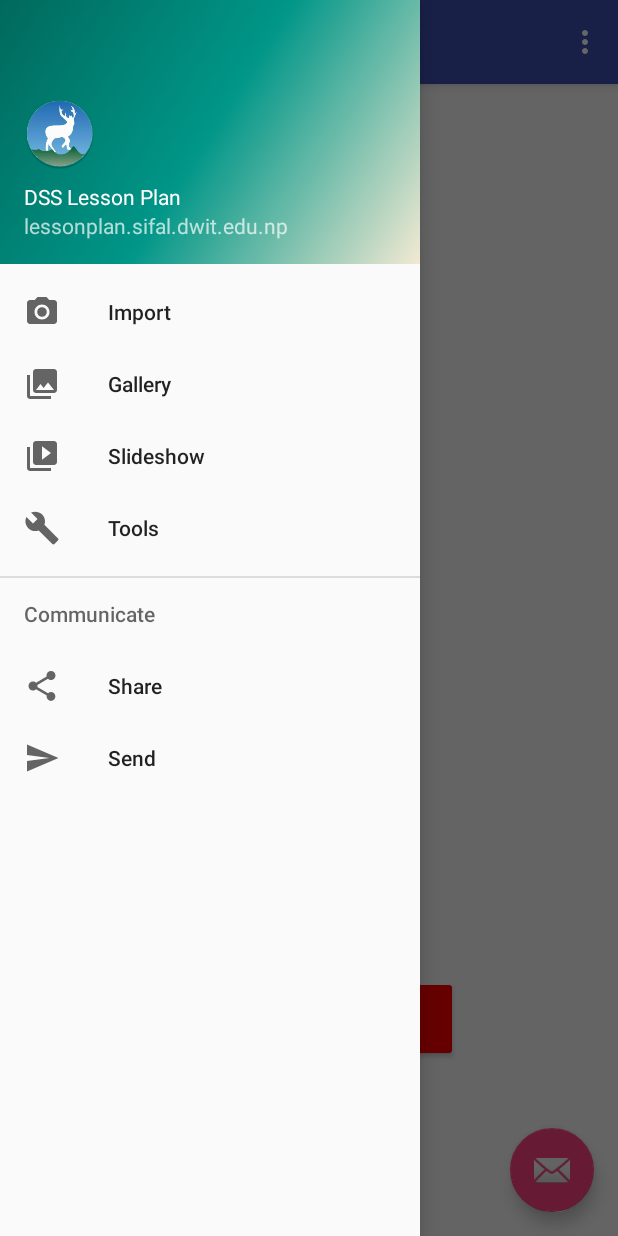
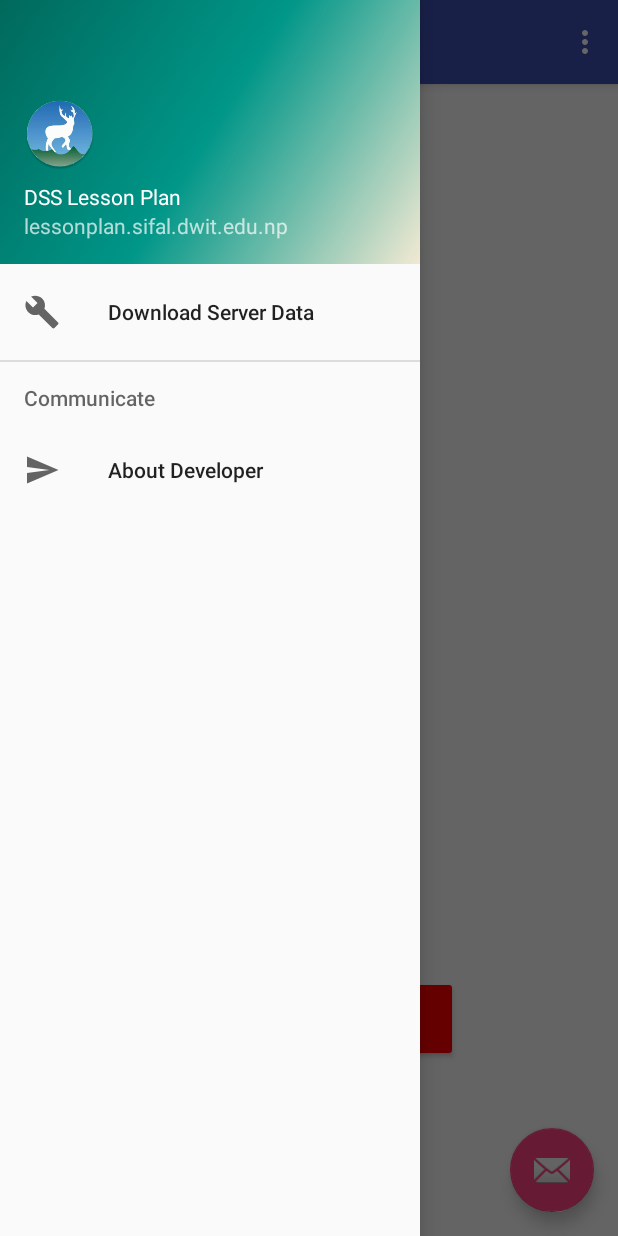
Before and after one commit to bhandarisaurav/DSSLessonPlan, an Android app: the screen it shows after launch (MainActivity), with the side drawer open, on a phone screen of 412 x 824 dp. Run offline under Robolectric (Android 15) with nearby library versions, the phone set to English and light mode, and no system bars.

Commit message:
Blank Data showing fixed!!!

```diff
--- a/app/src/main/java/com/dss/lessonplan/about_us.java
+++ b/app/src/main/java/com/dss/lessonplan/about_us.java
@@ -20,13 +20,13 @@ public class about_us extends AppCompatActivity {
 
                 .isRTL(false)
                 .setImage(R.drawable.about_image)
-                .setDescription(" ")
+                .setDescription("This application is developed by Saurav Bhandari for use in Deerwalk Institute of Technology.\n" +
+                        "If you are in need of developer, reach me at 984300114 (saurav.bhandari@deerwalk.edu.np).\n Feel Free to Contact me.")
                 .addItem(new Element().setTitle("Version 6.2"))
                 .addGroup("Connect with us")
                 .addEmail("saurav.bhandari@deerwalk.edu.np")
                 .addWebsite("http://lessonplan.sifal.dwit.edu.np")
                 .addFacebook("sauravbh1")
-                .addTwitter("medyo80")
                 .addYoutube("UCmCfg6O8xUYz3VRHlpo6sBg")
                 .addInstagram("__sauravbhandari__")
                 .addGitHub("saurav529")
--- a/app/src/main/java/com/dss/lessonplan/database/DatabaseHelper.java
+++ b/app/src/main/java/com/dss/lessonplan/database/DatabaseHelper.java
@@ -44,7 +44,7 @@ public class DatabaseHelper extends SQLiteOpenHelper {
         onUpgrade(db, oldVersion, newVersion);
     }
 
-    public boolean insertData(LessonPlan lessonPlan) {
+    public void insertData(LessonPlan lessonPlan) {
         SQLiteDatabase sqLiteDatabase = this.getWritableDatabase();
         ContentValues contentValues = new ContentValues();
         contentValues.put("Class", lessonPlan.getAclass());
@@ -57,9 +57,8 @@ public class DatabaseHelper extends SQLiteOpenHelper {
         contentValues.put("Time", lessonPlan.getTime());
         contentValues.put("Date", lessonPlan.getDate());
 
-        long result = sqLiteDatabase.insertWithOnConflict(TABLE_NAME, null, contentValues, CONFLICT_REPLACE);
+        sqLiteDatabase.insertWithOnConflict(TABLE_NAME, null, contentValues, CONFLICT_REPLACE);
         sqLiteDatabase.close();
-        return result != -1;
     }
 
     public LessonPlan viewData(String aclass, String subject, String date) {
--- a/app/src/main/java/com/dss/lessonplan/utils/IP.java
+++ b/app/src/main/java/com/dss/lessonplan/utils/IP.java
@@ -2,6 +2,6 @@ package com.dss.lessonplan.utils;
 
 public class IP {
     public static String getIP() {
-        return "192.168.43.50";
+        return "192.168.100.6";
     }
 }
--- a/app/src/main/res/drawable/buttonshape.xml
+++ b/app/src/main/res/drawable/buttonshape.xml
@@ -6,9 +6,9 @@
         android:gradientRadius="100"
         android:centerX="35%"
         android:centerY="50%"
-        android:centerColor="#FF9305"
-        android:startColor="#E8E8E8"
-        android:endColor="#000000"
+        android:centerColor="#ffffff"
+        android:endColor="#ffffff"
+        android:startColor="#ffffff"
         android:type="radial" />
     <padding
         android:left="0dp"
--- a/app/src/main/res/drawable/buttonshape1.xml
+++ b/app/src/main/res/drawable/buttonshape1.xml
@@ -7,8 +7,8 @@
         android:centerX="35%"
         android:centerY="50%"
         android:centerColor="#FF9305"
-        android:startColor="#E8E8E8"
-        android:endColor="#000000"
+        android:endColor="#FF9305"
+        android:startColor="#FF9305"
         android:type="radial" />
     <padding
         android:left="0dp"
--- a/app/src/main/res/menu/activity_main_drawer.xml
+++ b/app/src/main/res/menu/activity_main_drawer.xml
@@ -4,34 +4,19 @@
     tools:showIn="navigation_view">
 
     <group android:checkableBehavior="single">
-        <item
-            android:id="@+id/nav_camera"
-            android:icon="@drawable/ic_menu_camera"
-            android:title="Import" />
-        <item
-            android:id="@+id/nav_gallery"
-            android:icon="@drawable/ic_menu_gallery"
-            android:title="Gallery" />
-        <item
-            android:id="@+id/nav_slideshow"
-            android:icon="@drawable/ic_menu_slideshow"
-            android:title="Slideshow" />
+
         <item
             android:id="@+id/nav_manage"
             android:icon="@drawable/ic_menu_manage"
-            android:title="Tools" />
+            android:title="Download Server Data" />
     </group>
 
     <item android:title="Communicate">
         <menu>
             <item
-                android:id="@+id/nav_share"
-                android:icon="@drawable/ic_menu_share"
-                android:title="Share" />
-            <item
                 android:id="@+id/nav_send"
                 android:icon="@drawable/ic_menu_send"
-                android:title="Send" />
+                android:title="About Developer" />
         </menu>
     </item>
 
```
Also changed, not shown: app/src/main/AndroidManifest.xml (+6 -2 lines), app/src/main/java/com/dss/lessonplan/MainActivity.java (+5 -14 lines), app/src/main/java/com/dss/lessonplan/display_data.java (+10 -1 lines).
